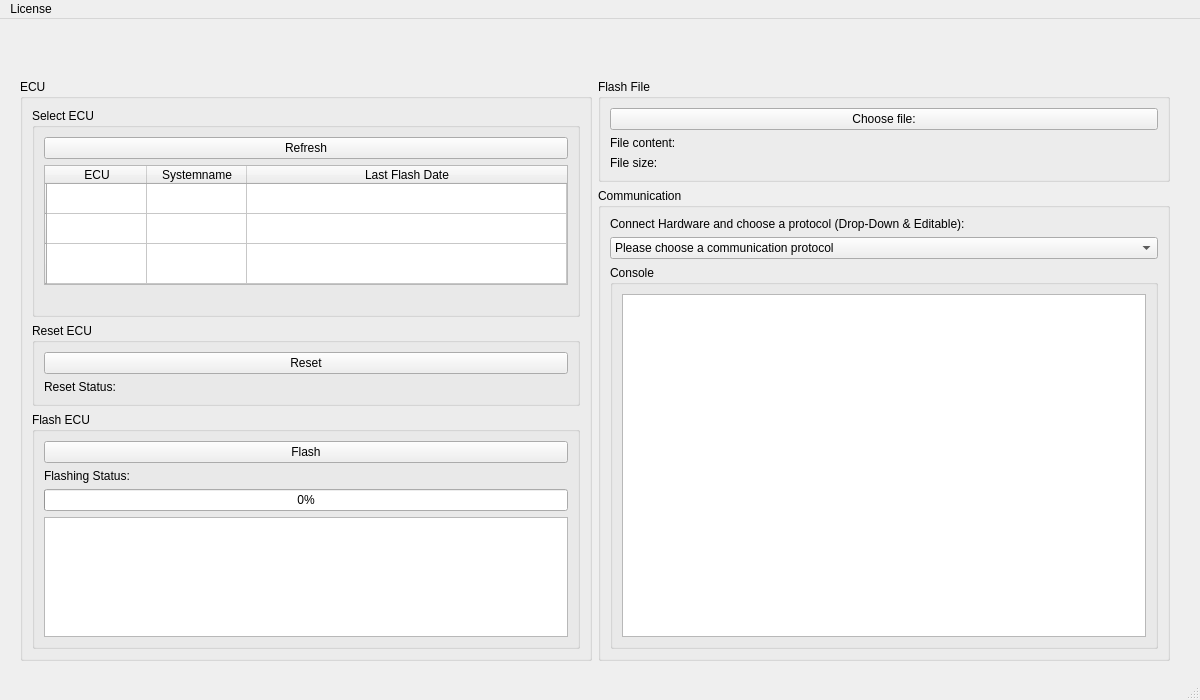
Qt form WINDOWS_GUI/mainwindow.ui (amosproj/amos2024ss07-updating-flash-boot-loader) before a commit.
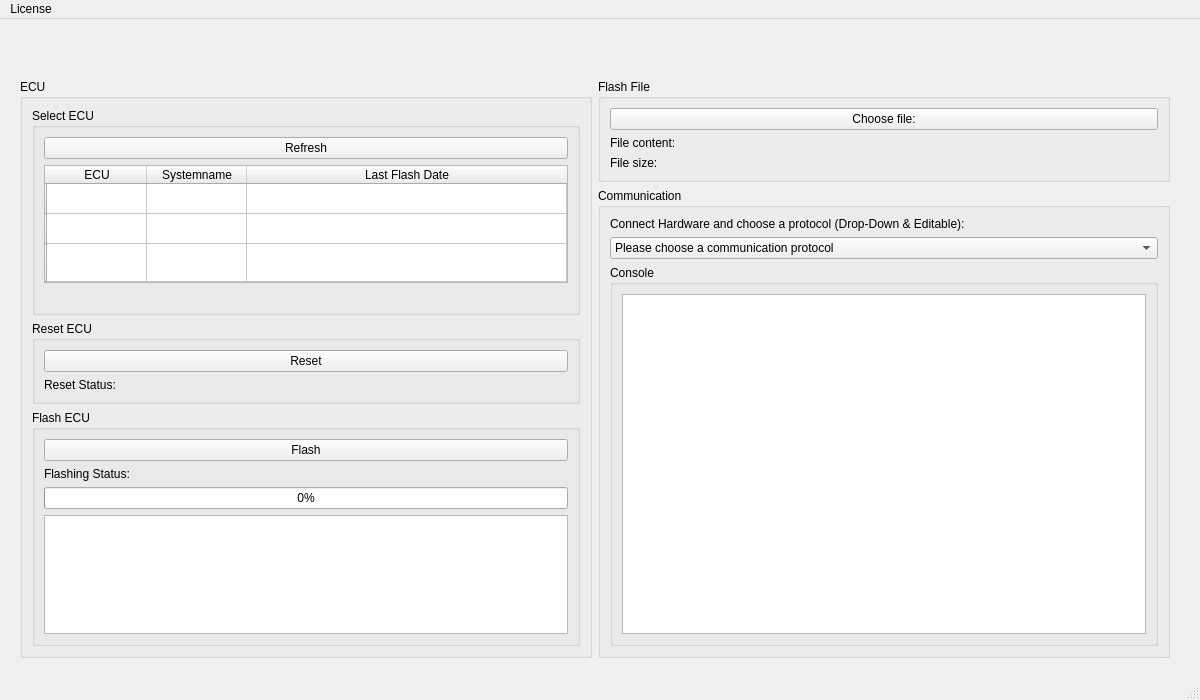
The same form after that commit.

```diff
--- a/WINDOWS_GUI/mainwindow.ui
+++ b/WINDOWS_GUI/mainwindow.ui
@@ -20,7 +20,7 @@
       <x>20</x>
       <y>60</y>
       <width>1150</width>
-      <height>583</height>
+      <height>580</height>
      </rect>
     </property>
     <layout class="QHBoxLayout" name="horizontalLayout">
```
Left out of the diff: 2 changed lines with no effect on the pictures.
